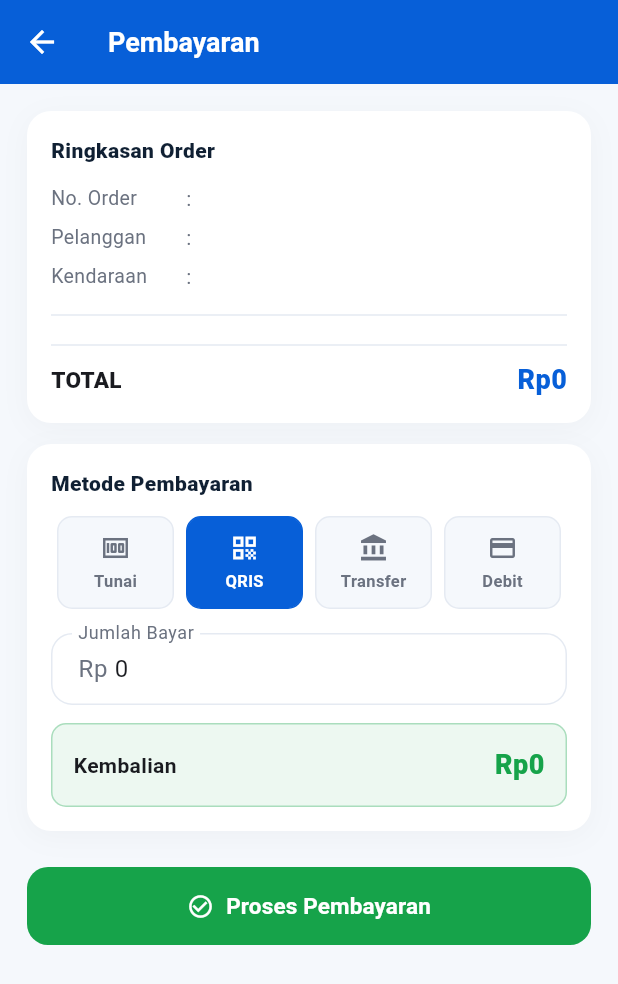
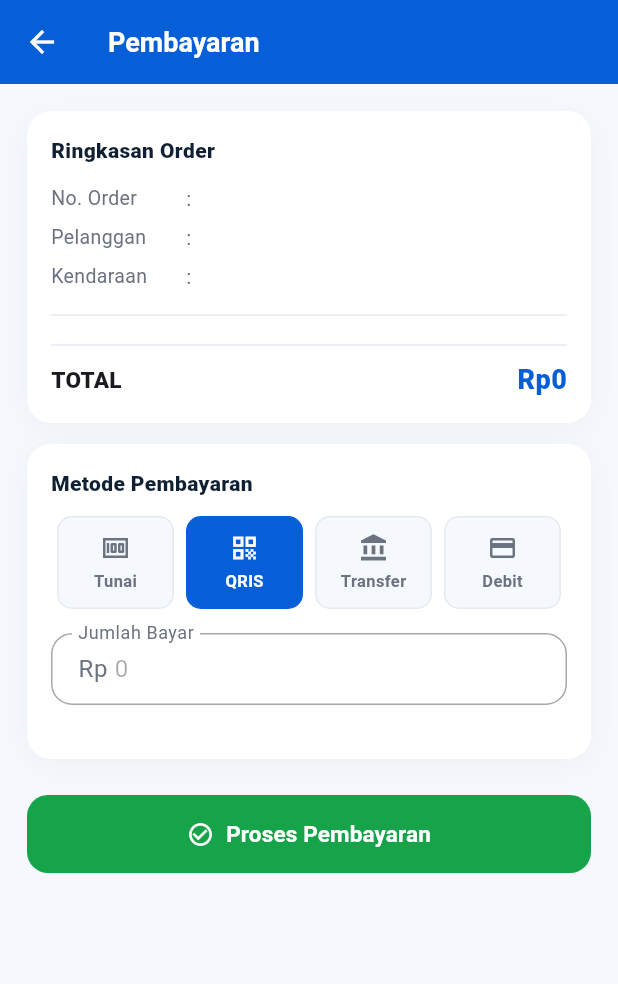
Before and after one commit to leovern123/bengkelku_app, a Flutter app: the PaymentScreen screen opened directly with empty values, after a tap on "QRIS", on a phone screen of 412 x 824 dp. Shown: the top 984 px of the screen. Run offline on Flutter 3.47's test engine with Material 3 defaults, Android fonts, the phone set to English and light mode, and no system bars; our stand-ins replace dio, fl_chart, flutter_local_notifications, pdf, printing, shared_preferences; accounts and stored records are empty.

Commit message:
feat(payment): enhance payment method selection and UI for cash payments

```diff
--- a/lib/screens/payment/payment_screen.dart
+++ b/lib/screens/payment/payment_screen.dart
@@ -40,9 +40,18 @@ class _PaymentScreenState extends State<PaymentScreen> {
     super.dispose();
   }
 
+  bool get _isCash => _method == 'cash';
+
   void _calc() {
     final paid = double.tryParse(_paidCtrl.text) ?? 0;
     setState(() => _change = paid - widget.order.totalAmount);
+  }
+
+  void _selectMethod(String key) {
+    setState(() => _method = key);
+    if (key != 'cash') {
+      _paidCtrl.text = widget.order.totalAmount.toStringAsFixed(0);
+    }
   }
 
   Future<void> _submit() async {
@@ -141,7 +150,7 @@ class _PaymentScreenState extends State<PaymentScreen> {
                       final active = _method == m['key'];
                       return Expanded(
                         child: GestureDetector(
-                          onTap: () => setState(() => _method = m['key'] as String),
+                          onTap: () => _selectMethod(m['key'] as String),
                           child: Container(
                             margin: const EdgeInsets.symmetric(horizontal: 4),
                             padding: const EdgeInsets.symmetric(vertical: 10),
@@ -172,11 +181,15 @@ class _PaymentScreenState extends State<PaymentScreen> {
                   TextFormField(
                     controller: _paidCtrl,
                     keyboardType: TextInputType.number,
-                    decoration: const InputDecoration(
+                    readOnly: !_isCash,
+                    enabled: _isCash,
+                    decoration: InputDecoration(
                       labelText: 'Jumlah Bayar',
                       prefixText: 'Rp ',
+                      helperText: _isCash ? null : '',
                     ),
                   ),
+                  if (_isCash) ...[
                     const SizedBox(height: 12),
                     Container(
                       padding: const EdgeInsets.all(14),
@@ -199,6 +212,7 @@ class _PaymentScreenState extends State<PaymentScreen> {
                         ],
                       ),
                     ),
+                  ],
                 ],
               ),
             ),
```
Lines whose indentation alone changed are shown as unchanged.
